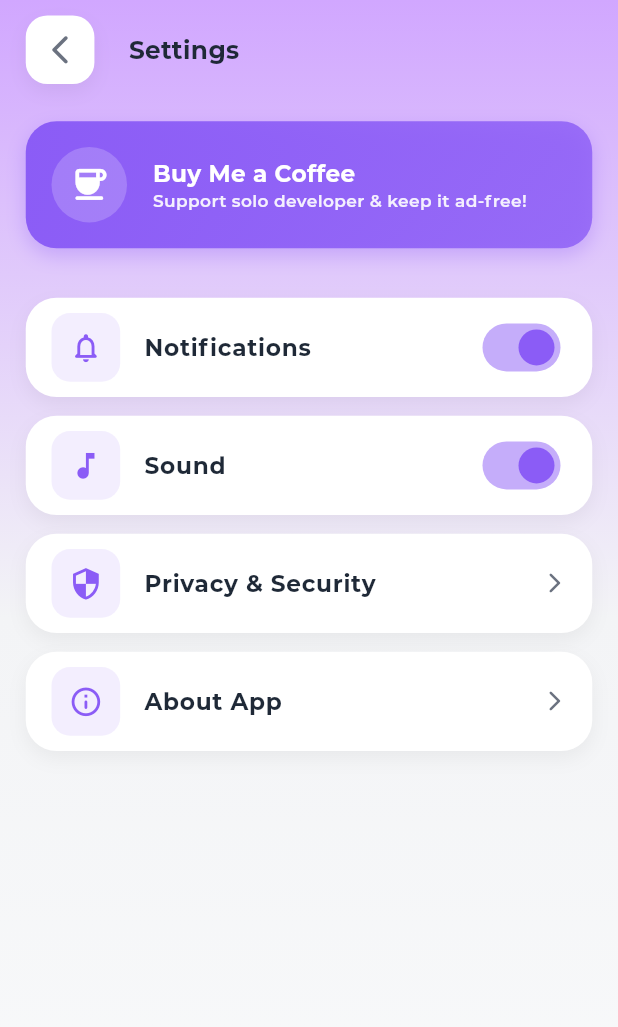
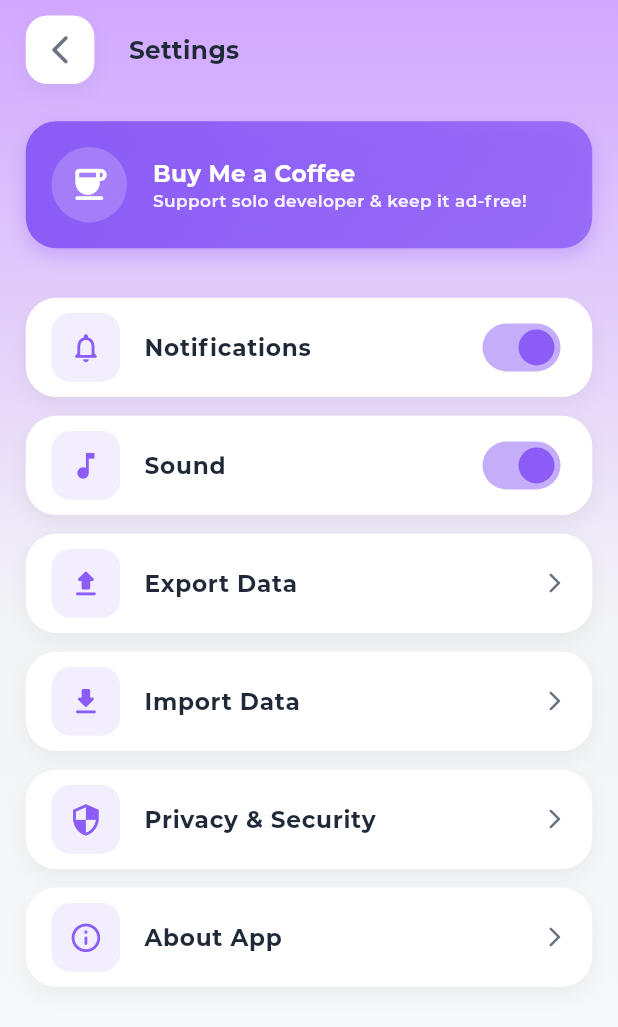
Before and after one commit to pratikAD-2003/expense_tracker, a Flutter app: the screen it shows after launch, after a tap on "Continue", after a tap on "Skip", after a tap on the "settings" icon, on a phone screen of 412 x 824 dp. Shown: the top 1027 px of the screen. Run offline on Flutter 3.47's test engine with Material 3 defaults, Android fonts, the phone set to English and light mode, and no system bars; our stand-ins replace file_picker, fl_chart, flutter_screenutil, get, lottie, permission_handler and 1 more; project files that could hold a hidden picture were left out.

Commit message:
added import export

```diff
--- a/lib/ui/settings/settings_screen.dart
+++ b/lib/ui/settings/settings_screen.dart
@@ -52,6 +52,44 @@ class SettingsScreen extends StatelessWidget {
                           activeColor: MyTheme.primary,
                         ),
                       ),
+                    ),
+                    _buildSettingTile(
+                      icon: Icons.upload_rounded,
+                      title: 'Export Data',
+                      onTap: () => controller.exportData(),
+                      trailing: Obx(() => controller.isExporting.value
+                          ? SizedBox(
+                              width: 20.w,
+                              height: 20.w,
+                              child: CircularProgressIndicator(
+                                strokeWidth: 2,
+                                color: MyTheme.primary,
+                              ),
+                            )
+                          : Icon(
+                              Icons.arrow_forward_ios_rounded,
+                              size: 14.w,
+                              color: MyTheme.textSecondary,
+                            )),
+                    ),
+                    _buildSettingTile(
+                      icon: Icons.download_rounded,
+                      title: 'Import Data',
+                      onTap: () => controller.importData(),
+                      trailing: Obx(() => controller.isImporting.value
+                          ? SizedBox(
+                              width: 20.w,
+                              height: 20.w,
+                              child: CircularProgressIndicator(
+                                strokeWidth: 2,
+                                color: MyTheme.primary,
+                              ),
+                            )
+                          : Icon(
+                              Icons.arrow_forward_ios_rounded,
+                              size: 14.w,
+                              color: MyTheme.textSecondary,
+                            )),
                     ),
                     _buildSettingTile(
                       icon: Icons.security_outlined,
--- a/pubspec.yaml
+++ b/pubspec.yaml
@@ -19,6 +19,8 @@ dependencies:
   fl_chart: ^0.68.0
   shared_preferences: ^2.5.5
   lottie: ^3.3.3
+  path_provider: ^2.1.5
+  file_picker: ^8.1.7
 
 dev_dependencies:
   flutter_test:
```
Also changed, not shown: lib/ui/settings/settings_controller.dart (+74 -1 lines), pubspec.lock.
